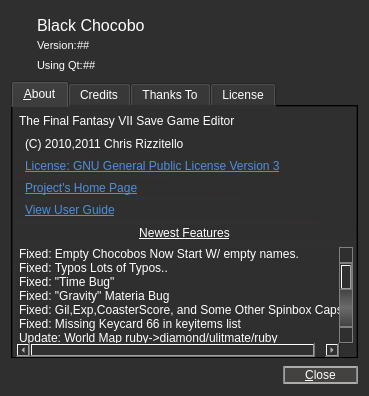
The window that about.ui (sithlord48/blackchocobo) describes before a commit, drawn with Qt 5.
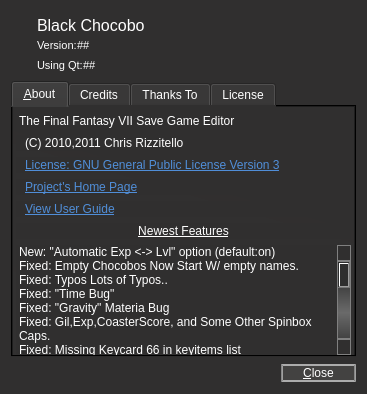
The same window after the commit. Icons and pictures are not drawn.

Commit message: + automatic exp <-> lvl with working progress bar.

```diff
--- a/about.ui
+++ b/about.ui
@@ -9,8 +9,8 @@
    <rect>
     <x>0</x>
     <y>0</y>
-    <width>369</width>
-    <height>396</height>
+    <width>367</width>
+    <height>394</height>
    </rect>
   </property>
   <property name="sizePolicy">
@@ -460,6 +460,20 @@
          <property name="selectionMode">
           <enum>QAbstractItemView::NoSelection</enum>
          </property>
+         <property name="isWrapping" stdset="0">
+          <bool>false</bool>
+         </property>
+         <property name="layoutMode">
+          <enum>QListView::Batched</enum>
+         </property>
+         <property name="wordWrap">
+          <bool>true</bool>
+         </property>
+         <item>
+          <property name="text">
+           <string>New: &quot;Automatic Exp &lt;-&gt; Lvl&quot; option (default:on)</string>
+          </property>
+         </item>
          <item>
           <property name="text">
            <string>Fixed: Empty Chocobos Now Start W/ empty names.</string>
```
The commit also changes 8 other files.
